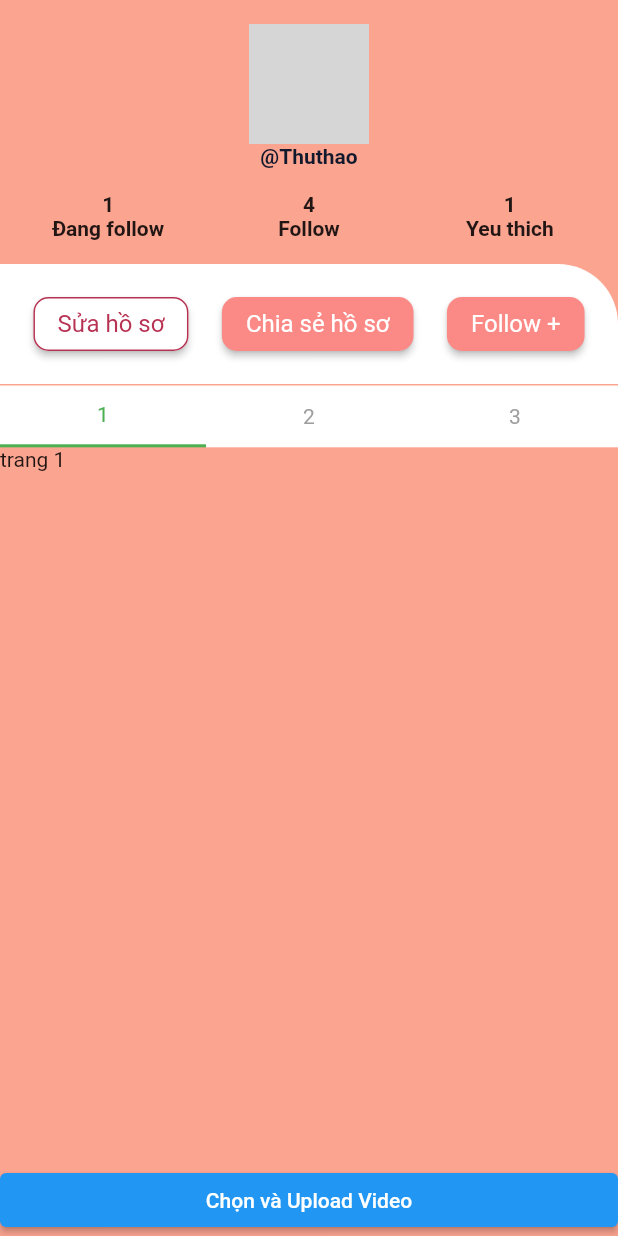
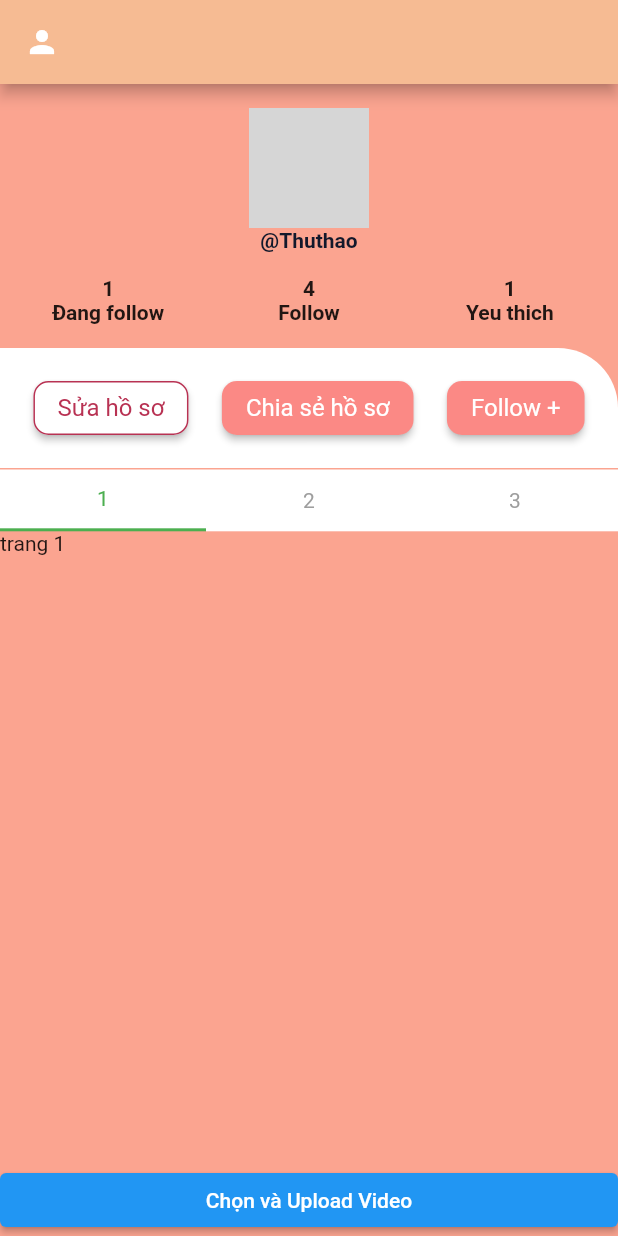
Before and after one commit to vthinhdv6/socialpoc, a Flutter app: the TikTokProfileScreen screen opened directly, on a phone screen of 412 x 824 dp. Run offline on Flutter 3.47's test engine with Material 2 defaults, Android fonts, the phone set to English and light mode, and no system bars; drawn by our look-alikes of expandable_page_view; our stand-ins replace chewie, cloud_firestore, equatable, file_picker, firebase_auth, firebase_core and 3 more; missing offline and left inert: firebase_app_check, textfields; accounts and stored records are empty; network calls fail; grey boxes are pictures that could not be loaded.

Commit message:
thu thao : change UI profile screen

```diff
--- a/lib/src/widget/profile/profile_screen.dart
+++ b/lib/src/widget/profile/profile_screen.dart
@@ -32,6 +32,10 @@ class TikTokProfileScreen extends StatelessWidget {
   @override
   Widget build(BuildContext context) {
     return Scaffold(
+      appBar: AppBar(
+        leading: const Icon(Icons.person),
+        backgroundColor: colorBackground,
+      ),
       backgroundColor: colorBackground2,
       body: Column(
         crossAxisAlignment: CrossAxisAlignment.stretch,
```
